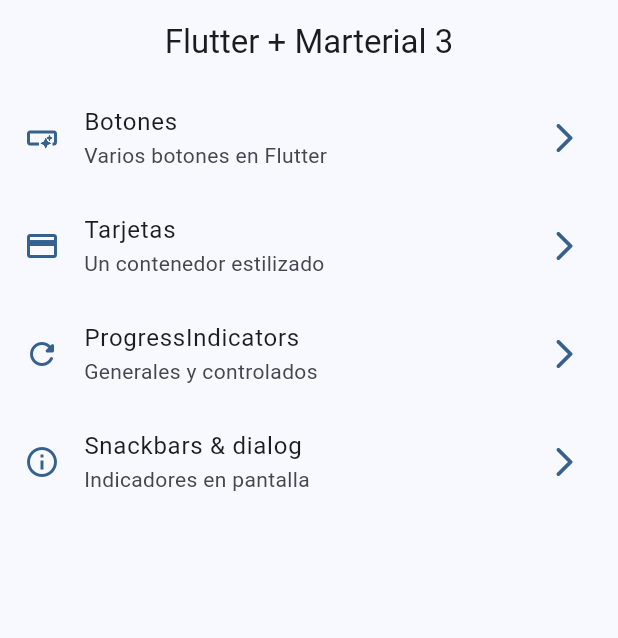
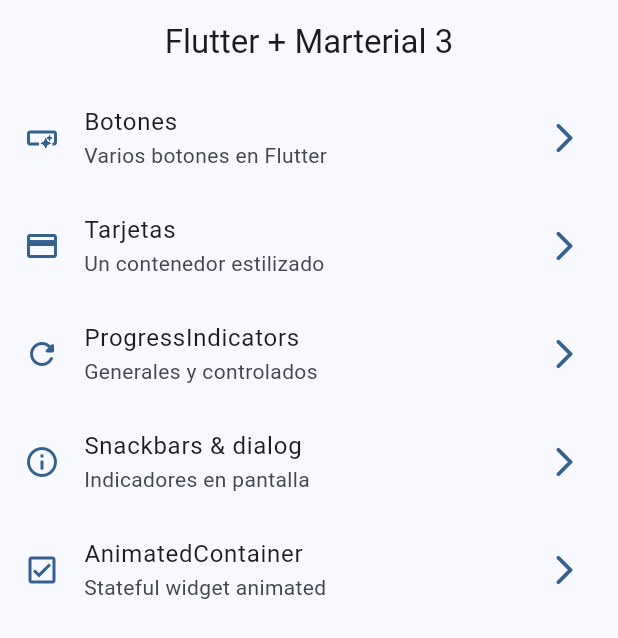
Before and after one commit to UN1T7D/widget_app, a Flutter app: the screen it shows after launch, on a phone screen of 412 x 824 dp. Shown: the top 638 px of the screen. Run offline on Flutter 3.47's test engine with Material 3 defaults, Android fonts, the phone set to English and light mode, and no system bars; our stand-ins replace go_router.

Commit message:
add layout at screen

```diff
--- a/lib/config/menu/menu_items.dart
+++ b/lib/config/menu/menu_items.dart
@@ -35,4 +35,9 @@ const appMenuItem = <MenuItems>[
       subTitle: 'Indicadores en pantalla',
       link: '/snackbars',
       icon: Icons.info_outline),
+  MenuItems(
+      title: 'AnimatedContainer',
+      subTitle: 'Stateful widget animated',
+      link: '/animated',
+      icon: Icons.check_box_outlined),
 ];
--- a/lib/config/router/app_router.dart
+++ b/lib/config/router/app_router.dart
@@ -27,4 +27,9 @@ final appRouter = GoRouter(initialLocation: '/', routes: [
     name: SnackbarScreen.name,
     builder: (context, state) => const SnackbarScreen(),
   ),
+  GoRoute(
+    path: '/animated',
+    name: AnimatedScreen.name,
+    builder: (context, state) => const AnimatedScreen(),
+  ),
 ]);
```
Also changed, not shown: lib/presentation/screens/animated/animated_screen.dart (+34 -2 lines).
